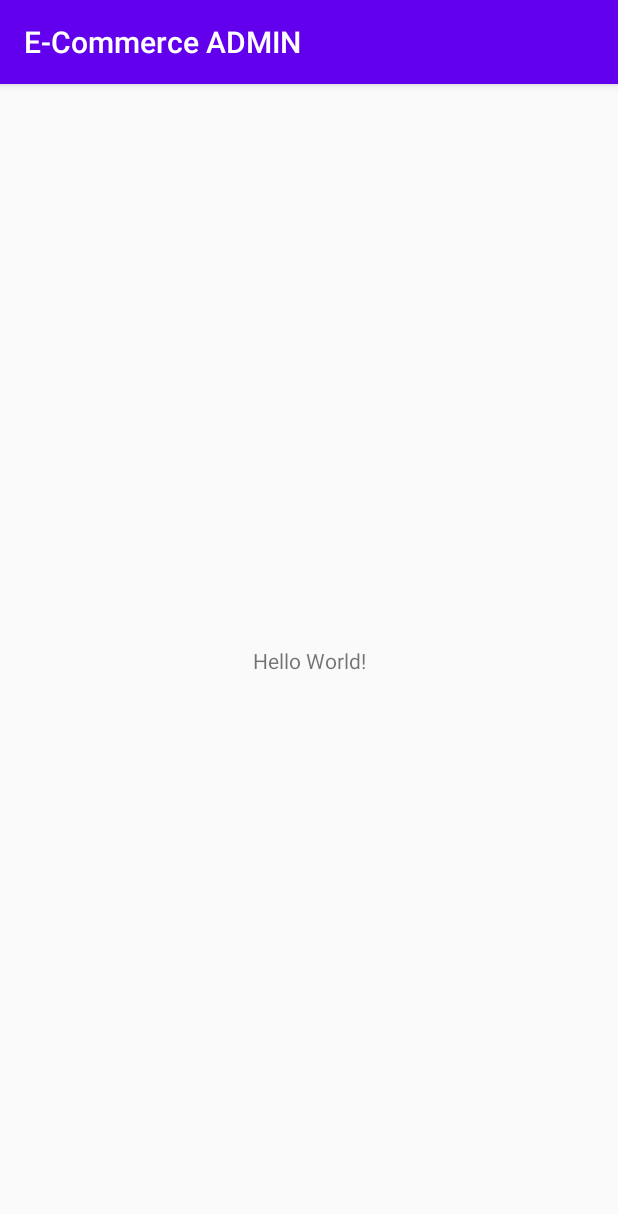
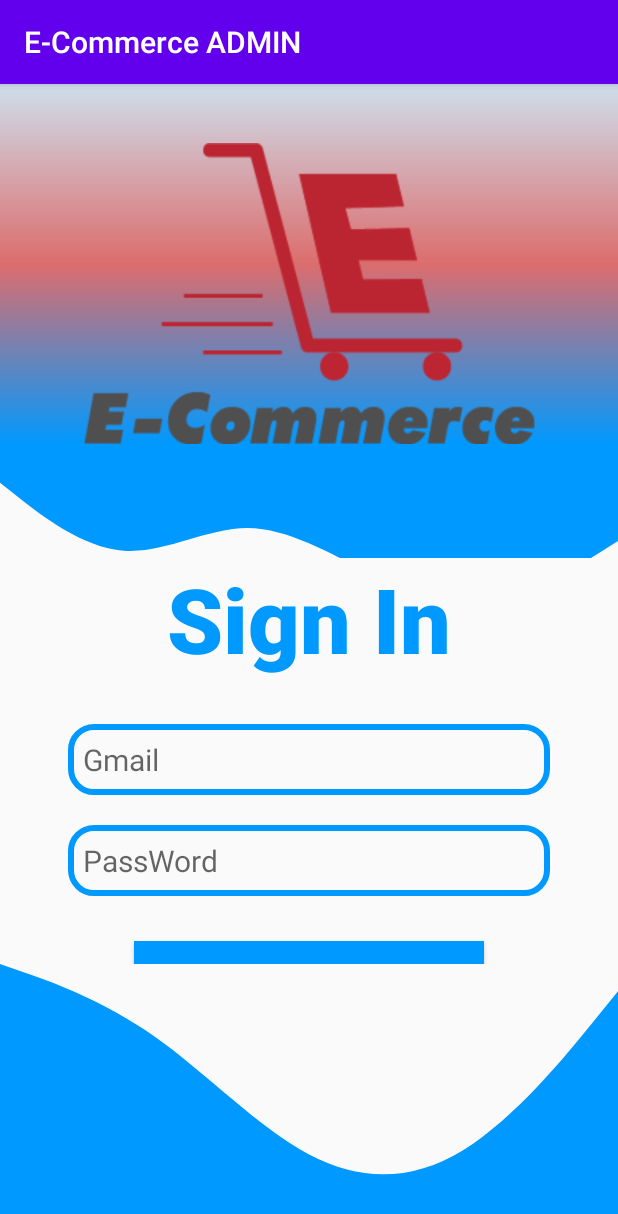
Before and after one commit to vutranquochunghau/E-CommerceADMIN, an Android app: the screen it shows after launch (MainActivity), on a phone screen of 412 x 824 dp. Shown: the top 1214 px of the screen. Run offline under Robolectric (Android 15) with nearby library versions, the phone set to English and light mode, and no system bars.

Commit message:
login screen hau

```diff
--- a/app/src/main/java/com/example/e_commerceadmin/MainActivity.java
+++ b/app/src/main/java/com/example/e_commerceadmin/MainActivity.java
@@ -9,6 +9,6 @@ public class MainActivity extends AppCompatActivity {
     @Override
     protected void onCreate(Bundle savedInstanceState) {
         super.onCreate(savedInstanceState);
-        setContentView(R.layout.activity_main);
+        setContentView(R.layout.activity_login__admin);
     }
 }
--- /dev/null
+++ b/app/src/main/res/drawable/bgcolor.xml
@@ -0,0 +1,10 @@
+<?xml version="1.0" encoding="utf-8"?>
+<shape android:shape="rectangle"
+
+    xmlns:android="http://schemas.android.com/apk/res/android">
+    <gradient
+        android:angle="270"
+        android:startColor="@color/colorbgStart"
+        android:centerColor="#DC6D6D"
+        android:endColor="@color/colorbgEnd"></gradient>
+</shape>
--- /dev/null
+++ b/app/src/main/res/drawable/bottom_bg_login.xml
@@ -0,0 +1,9 @@
+<vector xmlns:android="http://schemas.android.com/apk/res/android"
+    android:width="1440dp"
+    android:height="320dp"
+    android:viewportWidth="1440"
+    android:viewportHeight="320">
+  <path
+      android:pathData="M0,0L60,10.7C120,21 240,43 360,85.3C480,128 600,192 720,224C840,256 960,256 1080,218.7C1200,181 1320,107 1380,69.3L1440,32L1440,320L1380,320C1320,320 1200,320 1080,320C960,320 840,320 720,320C600,320 480,320 360,320C240,320 120,320 60,320L0,320Z"
+      android:fillColor="#0099ff"/>
+</vector>
--- /dev/null
+++ b/app/src/main/res/drawable/round_border_login_admin.xml
@@ -0,0 +1,8 @@
+<?xml version="1.0" encoding="utf-8"?>
+<shape
+android:shape="rectangle"
+    xmlns:android="http://schemas.android.com/apk/res/android">
+    <stroke android:color="#0099ff"
+    android:width="4dp"/>
+    <corners android:radius="15dp"/>
+</shape>
--- /dev/null
+++ b/app/src/main/res/drawable/top_bg_login.xml
@@ -0,0 +1,9 @@
+<vector xmlns:android="http://schemas.android.com/apk/res/android"
+    android:width="1440dp"
+    android:height="320dp"
+    android:viewportWidth="1440"
+    android:viewportHeight="320">
+  <path
+      android:pathData="M0,64L48,90.7C96,117 192,171 288,176C384,181 480,139 576,138.7C672,139 768,181 864,213.3C960,245 1056,267 1152,256C1248,245 1344,203 1392,181.3L1440,160L1440,0L1392,0C1344,0 1248,0 1152,0C1056,0 960,0 864,0C768,0 672,0 576,0C480,0 384,0 288,0C192,0 96,0 48,0L0,0Z"
+      android:fillColor="#0099ff"/>
+</vector>
--- a/app/src/main/res/layout/activity_login__admin.xml
+++ b/app/src/main/res/layout/activity_login__admin.xml
@@ -1,149 +1,98 @@
 <?xml version="1.0" encoding="utf-8"?>
-<androidx.constraintlayout.widget.ConstraintLayout xmlns:android="http://schemas.android.com/apk/res/android"
+<LinearLayout xmlns:android="http://schemas.android.com/apk/res/android"
     xmlns:app="http://schemas.android.com/apk/res-auto"
     xmlns:tools="http://schemas.android.com/tools"
     android:layout_width="match_parent"
     android:layout_height="match_parent"
-    tools:context=".Activity.Login_Admin">
+    tools:context=".Activity.Login_Admin"
+    android:orientation="vertical">
 
+    <LinearLayout
+        android:layout_width="match_parent"
+        android:layout_height="0dp"
+        android:layout_weight="3.5"
+        android:orientation="vertical">
+        <LinearLayout
+                android:layout_width="match_parent"
+                android:layout_height="240dp"
+                android:background="@drawable/bgcolor"
+                android:gravity="center"
+                android:orientation="vertical">
+                <ImageView
+                    android:layout_width="578dp"
+                    android:layout_height="202dp"
+                    android:layout_marginTop="40dp"
+                    android:src="@drawable/logo"></ImageView>
+            </LinearLayout>
+        <View
+            android:layout_width="wrap_content"
+            android:layout_height="129dp"
+            android:background="@drawable/top_bg_login"></View>
+    </LinearLayout>
 
-    <View
-        android:id="@+id/topView"
-        android:layout_width="0dp"
-        android:layout_height="150dp"
-        android:background="@color/colorPrimary"
-        app:layout_constraintEnd_toEndOf="parent"
-        app:layout_constraintHorizontal_bias="0.0"
-        app:layout_constraintStart_toStartOf="parent"
-        app:layout_constraintTop_toTopOf="parent" />
+    <LinearLayout
+        android:layout_width="match_parent"
+        android:layout_height="0dp"
+        android:layout_weight="3">
 
-    <View
-        android:id="@+id/view2"
-        android:layout_width="0dp"
-        android:layout_height="100dp"
-        android:background="@drawable/wave"
-        app:layout_constraintEnd_toEndOf="parent"
-        app:layout_constraintStart_toStartOf="parent"
-        app:layout_constraintTop_toBottomOf="@+id/topView" />
+        <LinearLayout
+            android:layout_width="match_parent"
+            android:layout_height="wrap_content"
+            android:gravity="center_horizontal"
+            android:orientation="vertical">
 
-    <ImageView
-        android:id="@+id/imageView"
-        android:layout_width="wrap_content"
-        android:layout_height="wrap_content"
-        android:layout_marginTop="32dp"
-        android:layout_marginEnd="16dp"
-        app:layout_constraintEnd_toEndOf="parent"
-        app:layout_constraintTop_toTopOf="parent"
-        app:srcCompat="@drawable/person" />
+            <TextView
+                android:layout_width="wrap_content"
+                android:layout_height="wrap_content"
+                android:layout_marginBottom="30dp"
+                android:fontFamily="sans-serif-medium"
+                android:text="Sign In"
+                android:textColor="#0099ff"
+                android:textSize="60dp"
+                android:textStyle="bold"></TextView>
 
-    <TextView
-        android:id="@+id/textView"
-        android:layout_width="wrap_content"
-        android:layout_height="wrap_content"
-        android:layout_marginTop="68dp"
-        android:text="Đăng Nhập"
-        android:textColor="#FFFFFF"
-        android:textSize="36sp"
-        android:textStyle="bold|italic"
-        app:layout_constraintEnd_toStartOf="@+id/imageView"
-        app:layout_constraintHorizontal_bias="0.206"
-        app:layout_constraintStart_toStartOf="@+id/topView"
-        app:layout_constraintTop_toTopOf="@+id/topView" />
+            <EditText
+                android:layout_width="match_parent"
+                android:layout_height="wrap_content"
+                android:layout_marginHorizontal="45dp"
+                android:layout_marginBottom="20dp"
+                android:background="@drawable/round_border_login_admin"
+                android:hint="Gmail"
+                android:inputType="text"
+                android:padding="10dp"
+                android:textSize="20dp"></EditText>
 
-    <EditText
-        android:id="@+id/inputPhone"
-        android:layout_width="0dp"
-        android:layout_height="wrap_content"
-        android:layout_marginStart="32dp"
-        android:layout_marginEnd="32dp"
-        android:background="@drawable/round_border"
-        android:drawableStart="@drawable/phone"
-        android:drawablePadding="16dp"
-        android:ems="10"
-        android:hint="Phone"
-        android:inputType="text"
-        android:padding="16dp"
-        app:layout_constraintEnd_toEndOf="parent"
-        app:layout_constraintStart_toStartOf="parent"
-        app:layout_constraintTop_toBottomOf="@+id/view2" />
+            <EditText
+                android:layout_width="match_parent"
+                android:layout_height="wrap_content"
+                android:layout_marginHorizontal="45dp"
+                android:background="@drawable/round_border_login_admin"
+                android:hint="PassWord"
+                android:inputType="text"
+                android:padding="10dp"
+                android:textSize="20dp"></EditText>
 
-    <EditText
-        android:id="@+id/inputPass"
-        android:layout_width="0dp"
-        android:layout_height="wrap_content"
-        android:layout_marginStart="32dp"
-        android:layout_marginTop="16dp"
-        android:layout_marginEnd="32dp"
-        android:background="@drawable/round_border"
-        android:drawableStart="@drawable/lock"
-        android:drawablePadding="16dp"
-        android:ems="10"
-        android:hint="Pass"
-        android:inputType="textPassword"
-        android:padding="16dp"
-        app:layout_constraintEnd_toEndOf="parent"
-        app:layout_constraintStart_toStartOf="parent"
-        app:layout_constraintTop_toBottomOf="@+id/inputPhone" />
+            <Button
+                android:layout_width="wrap_content"
+                android:layout_height="wrap_content"
+                android:layout_marginTop="30dp"
+                android:background="@color/colorbgEnd"
+                android:paddingHorizontal="60dp"
+                android:paddingVertical="10dp"
+                android:text="Đăng nhập"
+                android:textColor="#fff"
+                android:textSize="20dp"
+                android:textStyle="bold"></Button>
+        </LinearLayout>
+    </LinearLayout>
 
-    <Button
-        android:id="@+id/btnLogin"
-        android:layout_width="0dp"
-        android:layout_height="wrap_content"
-        android:layout_marginStart="32dp"
-        android:layout_marginTop="16dp"
-        android:layout_marginEnd="32dp"
-        android:background="@drawable/round_btn_bg"
-        android:text="Đăng Nhập"
-        android:textColor="@color/cardview_light_background"
-        android:textSize="18sp"
-        android:textStyle="bold"
-        app:layout_constraintEnd_toEndOf="parent"
-        app:layout_constraintStart_toStartOf="parent"
-        app:layout_constraintTop_toBottomOf="@+id/inputPass" />
-
-    <Button
-        android:id="@+id/btnSignup"
-        android:layout_width="0dp"
-        android:layout_height="wrap_content"
-        android:layout_marginStart="32dp"
-        android:layout_marginTop="16dp"
-        android:layout_marginEnd="32dp"
-        android:background="@drawable/round_btn_bg"
-        android:text="Đăng Ký"
-        android:textColor="@color/cardview_light_background"
-        android:textSize="18sp"
-        android:textStyle="bold"
-        app:layout_constraintEnd_toEndOf="parent"
-        app:layout_constraintStart_toStartOf="parent"
-        app:layout_constraintTop_toBottomOf="@+id/btnLogin" />
-
-    <TextView
-        android:id="@+id/textView2"
-        android:layout_width="wrap_content"
-        android:layout_height="wrap_content"
-        android:layout_marginStart="32dp"
-        android:layout_marginTop="16dp"
-        android:layout_marginEnd="32dp"
-        android:text="------ Hoặc ------"
-        android:textColor="@color/cardview_dark_background"
-        app:layout_constraintEnd_toEndOf="parent"
-        app:layout_constraintStart_toStartOf="parent"
-        app:layout_constraintTop_toBottomOf="@+id/btnSignup" />
-
-    <TextView
-        android:id="@+id/linkFacebook"
-        android:layout_width="wrap_content"
-        android:layout_height="wrap_content"
-        android:layout_marginStart="32dp"
-        android:layout_marginTop="24dp"
-        android:layout_marginEnd="32dp"
-        android:text="Tiếp tục với facebook"
-        android:textColor="@color/colorPrimaryDark"
-        android:textSize="18sp"
-        android:textStyle="bold"
-        style="@style/Hyperlink"
-        app:layout_constraintEnd_toEndOf="parent"
-        app:layout_constraintStart_toStartOf="parent"
-        app:layout_constraintTop_toBottomOf="@+id/textView2" />
-
-</androidx.constraintlayout.widget.ConstraintLayout>
+    <LinearLayout
+        android:layout_width="match_parent"
+        android:layout_height="0dp"
+        android:layout_weight="2">
+        <View
+            android:layout_width="match_parent"
+            android:layout_height="wrap_content"
+            android:background="@drawable/bottom_bg_login"></View>
+    </LinearLayout>
+</LinearLayout>
--- a/app/src/main/res/values/colors.xml
+++ b/app/src/main/res/values/colors.xml
@@ -3,4 +3,7 @@
     <color name="colorPrimary">#6200EE</color>
     <color name="colorPrimaryDark">#3700B3</color>
     <color name="colorAccent">#03DAC5</color>
+
+    <color name="colorbgStart">#CEDFEC</color>
+    <color name="colorbgEnd">#0099ff</color>
 </resources>
```
Also changed, not shown: app/src/main/res/drawable-v24/logo.png (added).
